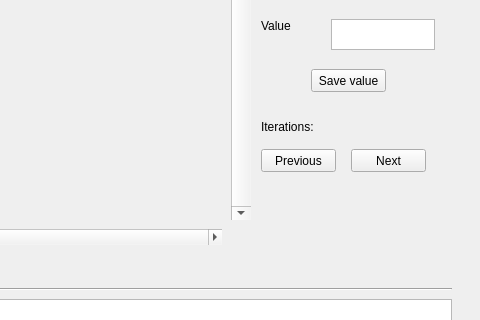
Old version of the form Automat-komorkowy/GUI.ui in the repository Lipa1333/Automat-komorkowy; both pictures show x 269 to 749 and y 171 to 491 of the 749 by 698 pixel window.
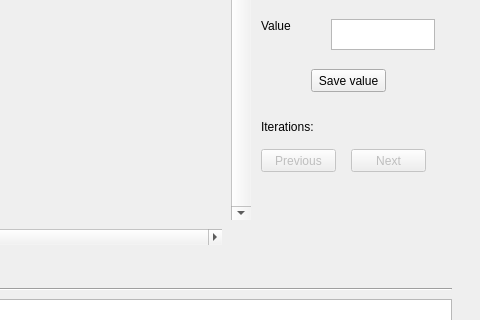
New version of the form.

What changed in the file:
```diff
--- a/Automat-komorkowy/GUI.ui
+++ b/Automat-komorkowy/GUI.ui
@@ -352,7 +352,10 @@
      <string>Iterations:</string>
     </property>
    </widget>
-   <widget class="QPushButton" name="pushButton">
+   <widget class="QPushButton" name="PrevIncButton">
+    <property name="enabled">
+     <bool>false</bool>
+    </property>
     <property name="geometry">
      <rect>
       <x>530</x>
@@ -364,8 +367,14 @@
     <property name="text">
      <string>Previous</string>
     </property>
+    <property name="checkable">
+     <bool>false</bool>
+    </property>
    </widget>
-   <widget class="QPushButton" name="pushButton_2">
+   <widget class="QPushButton" name="NextIncButton">
+    <property name="enabled">
+     <bool>false</bool>
+    </property>
     <property name="geometry">
      <rect>
       <x>620</x>
```
